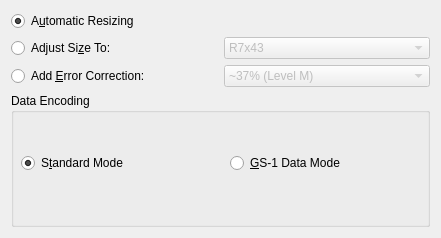
First picture: the form in frontend_qt/grpRMQR.ui, repository novcom/zint, before the edit.
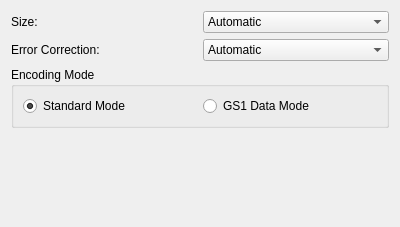
Second picture: the form after the edit.

```diff
--- a/frontend_qt/grpRMQR.ui
+++ b/frontend_qt/grpRMQR.ui
@@ -6,10 +6,16 @@
    <rect>
     <x>0</x>
     <y>0</y>
-    <width>441</width>
-    <height>238</height>
+    <width>400</width>
+    <height>227</height>
    </rect>
   </property>
+  <property name="maximumSize">
+   <size>
+    <width>600</width>
+    <height>16777215</height>
+   </size>
+  </property>
   <property name="windowTitle">
    <string>Form</string>
   </property>
@@ -17,27 +23,25 @@
    <item>
     <layout class="QGridLayout" name="grpRMQROptions">
      <item row="0" column="0">
-      <widget class="QRadioButton" name="radRMQRAuto">
+      <widget class="QLabel" name="labelRMQRSize">
        <property name="text">
-        <string>A&amp;utomatic Resizing</string>
+        <string>Size:</string>
        </property>
-       <property name="checked">
-        <bool>true</bool>
+       <property name="buddy">
+        <cstring>cmbRMQRSize</cstring>
        </property>
       </widget>
      </item>
-     <item row="1" column="0">
-      <widget class="QRadioButton" name="radRMQRSize">
-       <property name="text">
-        <string>Adjust Si&amp;ze To:</string>
-       </property>
-      </widget>
-     </item>
-     <item row="1" column="1">
+     <item row="0" column="1">
       <widget class="QComboBox" name="cmbRMQRSize">
-       <property name="enabled">
-        <bool>false</bool>
+       <property name="maxVisibleItems">
+        <number>21</number>
        </property>
+       <item>
+        <property name="text">
+         <string>Automatic</string>
+        </property>
+       </item>
        <item>
         <property name="text">
          <string>R7x43</string>
@@ -230,18 +234,23 @@
        </item>
       </widget>
      </item>
-     <item row="2" column="0">
-      <widget class="QRadioButton" name="radRMQRECC">
+     <item row="1" column="0">
+      <widget class="QLabel" name="labelRMQRECC">
        <property name="text">
-        <string>Add &amp;Error Correction:</string>
+        <string>Error Correction:</string>
+       </property>
+       <property name="buddy">
+        <cstring>cmbRMQRECC</cstring>
        </property>
       </widget>
      </item>
-     <item row="2" column="1">
+     <item row="1" column="1">
       <widget class="QComboBox" name="cmbRMQRECC">
-       <property name="enabled">
-        <bool>false</bool>
-       </property>
+       <item>
+        <property name="text">
+         <string>Automatic</string>
+        </property>
+       </item>
        <item>
         <property name="text">
          <string>~37% (Level M)</string>
@@ -257,53 +266,50 @@
     </layout>
    </item>
    <item>
-    <widget class="QGroupBox" name="grpRMQRMode">
-     <property name="minimumSize">
-      <size>
-       <width>0</width>
-       <height>70</height>
-      </size>
-     </property>
+    <widget class="QGroupBox" name="groupBoxRMQREncodingMode">
      <property name="title">
-      <string>Data Encoding</string>
+      <string>Encoding Mode</string>
      </property>
-     <widget class="QWidget" name="gridLayoutWidget">
-      <property name="geometry">
-       <rect>
-        <x>10</x>
-        <y>30</y>
-        <width>411</width>
-        <height>80</height>
-       </rect>
+     <layout class="QGridLayout" name="gridLayoutRMQREncodingMode">
+      <property name="sizeConstraint">
+       <enum>QLayout::SetMinimumSize</enum>
       </property>
-      <layout class="QGridLayout" name="gridLayout_2">
-       <item row="0" column="0">
-        <widget class="QRadioButton" name="radRMQRStand">
-         <property name="minimumSize">
-          <size>
-           <width>0</width>
-           <height>0</height>
-          </size>
-         </property>
-         <property name="text">
-          <string>S&amp;tandard Mode</string>
-         </property>
-         <property name="checked">
-          <bool>true</bool>
-         </property>
-        </widget>
-       </item>
-       <item row="0" column="1">
-        <widget class="QRadioButton" name="radRMQRGS1">
-         <property name="text">
-          <string>&amp;GS-1 Data Mode</string>
-         </property>
-        </widget>
-       </item>
-      </layout>
-     </widget>
+      <item row="0" column="0">
+       <widget class="QRadioButton" name="radRMQRStand">
+        <property name="text">
+         <string>Standard Mode</string>
+        </property>
+        <property name="checked">
+         <bool>true</bool>
+        </property>
+       </widget>
+      </item>
+      <item row="0" column="1">
+       <widget class="QRadioButton" name="radRMQRGS1">
+        <property name="text">
+         <string>GS1 Data Mode</string>
+        </property>
+       </widget>
+      </item>
+     </layout>
     </widget>
    </item>
+   <item>
+    <spacer name="verticalSpacer">
+     <property name="orientation">
+      <enum>Qt::Vertical</enum>
+     </property>
+     <property name="sizeType">
+      <enum>QSizePolicy::MinimumExpanding</enum>
+     </property>
+     <property name="sizeHint" stdset="0">
+      <size>
+       <width>20</width>
+       <height>43</height>
+      </size>
+     </property>
+    </spacer>
+   </item>
   </layout>
  </widget>
  <resources/>
```
Left out of the diff: 35 changed lines with no effect on the pictures.
